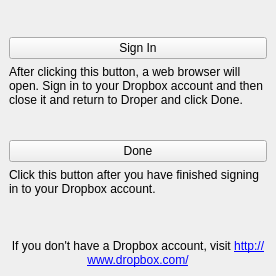
First picture: the form in mainwindow.ui, repository lawand/droper, before the edit.
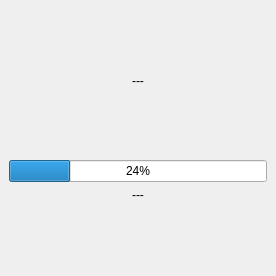
Second picture: the form after the edit. The open tabs and pages were chosen to show the change. Icons and pictures are not drawn.

Commit message: changed the way account info is displayed

What changed in the file:
```diff
--- a/mainwindow.ui
+++ b/mainwindow.ui
@@ -78,16 +78,6 @@
          </property>
         </widget>
        </item>
-       <item>
-        <widget class="QLabel" name="label_3">
-         <property name="text">
-          <string>Click this button after you have finished signing in to your Dropbox account.</string>
-         </property>
-         <property name="wordWrap">
-          <bool>true</bool>
-         </property>
-        </widget>
-       </item>
        <item>
         <spacer name="verticalSpacer_3">
          <property name="orientation">
@@ -205,6 +195,82 @@
        </item>
       </layout>
      </widget>
+     <widget class="QWidget" name="accountInfoPage">
+      <layout class="QVBoxLayout" name="verticalLayout_5">
+       <item>
+        <spacer name="verticalSpacer_5">
+         <property name="orientation">
+          <enum>Qt::Vertical</enum>
+         </property>
+         <property name="sizeHint" stdset="0">
+          <size>
+           <width>20</width>
+           <height>53</height>
+          </size>
+         </property>
+        </spacer>
+       </item>
+       <item>
+        <widget class="QLabel" name="generalAccountInfoLabel">
+         <property name="text">
+          <string>---</string>
+         </property>
+         <property name="alignment">
+          <set>Qt::AlignCenter</set>
+         </property>
+         <property name="wordWrap">
+          <bool>true</bool>
+         </property>
+        </widget>
+       </item>
+       <item>
+        <spacer name="verticalSpacer_6">
+         <property name="orientation">
+          <enum>Qt::Vertical</enum>
+         </property>
+         <property name="sizeHint" stdset="0">
+          <size>
+           <width>20</width>
+           <height>40</height>
+          </size>
+         </property>
+        </spacer>
+       </item>
+       <item>
+        <widget class="QProgressBar" name="spaceProgressBar">
+         <property name="value">
+          <number>24</number>
+         </property>
+        </widget>
+       </item>
+       <item>
+        <widget class="QLabel" name="spaceDetailsLabel">
+         <property name="text">
+          <string>---</string>
+         </property>
+         <property name="alignment">
+          <set>Qt::AlignCenter</set>
+         </property>
+         <property name="wordWrap">
+          <bool>true</bool>
+         </property>
+        </widget>
+       </item>
+       <item>
+        <spacer name="verticalSpacer_4">
+         <property name="orientation">
+          <enum>Qt::Vertical</enum>
+         </property>
+         <property name="sizeHint" stdset="0">
+          <size>
+           <width>20</width>
+           <height>53</height>
+          </size>
+         </property>
+        </spacer>
+       </item>
+      </layout>
+     </widget>
      <widget class="QWidget" name="loadingPage">
       <layout class="QVBoxLayout" name="verticalLayout_4">
        <item>
```
The commit also changes 2 other files.
